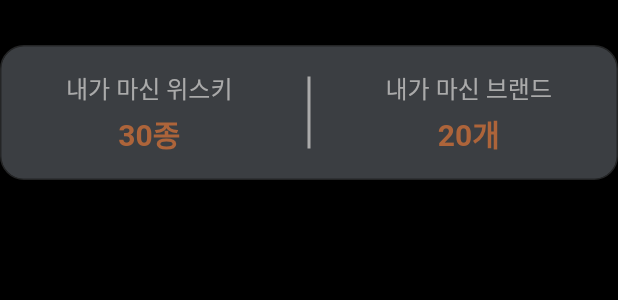
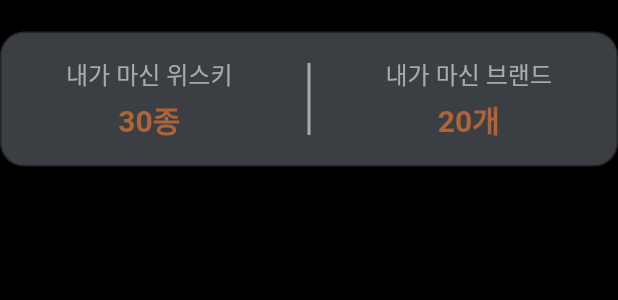
Before and after one commit to earning-rightly/whilabel, a Flutter app: the ShortWhiskeyCounter widget shown alone on an empty page, opened directly, on a phone screen of 412 x 824 dp. Shown: the top 300 px of the screen. Run offline on Flutter 3.47's test engine with Material 2 defaults, Android fonts, the phone set to English and light mode, and no system bars; our stand-ins replace cloud_firestore, dartx, firebase_auth, firebase_core, flutter_dotenv, flutter_rating_bar and 7 more; missing offline and left inert: cloud_firestore_odm, kakao_flutter_sdk_user; accounts and stored records are empty; generated files the repository leaves out were written again; network calls fail; Roboto replaces fonts that are missing (Pretendard).

Commit message:
[feature] Change pading value

```diff
--- a/apps/mobiles/whilabel/lib/screens/my_page/widgets/list_button.dart
+++ b/apps/mobiles/whilabel/lib/screens/my_page/widgets/list_button.dart
@@ -8,7 +8,7 @@ class ListTitleIconButton extends StatelessWidget {
   const ListTitleIconButton({
     super.key,
     this.onPressedButton,
-    this.spacing = 12,
+    this.spacing = 8,
     required this.svgPath,
     required this.titleText,
   });
@@ -21,7 +21,7 @@ class ListTitleIconButton extends StatelessWidget {
   Widget build(BuildContext context) {
     return GestureDetector(
       child: Padding(
-        padding: EdgeInsets.symmetric(vertical: WhilabelSpacing.spac12),
+        padding: EdgeInsets.symmetric(vertical: WhilabelSpacing.spac16),
         child: Row(
           mainAxisAlignment: MainAxisAlignment.start,
           children: [
--- a/apps/mobiles/whilabel/lib/screens/my_page/widgets/short_whiskey_contuer.dart
+++ b/apps/mobiles/whilabel/lib/screens/my_page/widgets/short_whiskey_contuer.dart
@@ -11,7 +11,7 @@ class ShortWhiskeyCounter extends StatelessWidget {
   @override
   Widget build(BuildContext context) {
     return Container(
-      margin: EdgeInsets.symmetric(vertical: 30),
+      margin: EdgeInsets.only(top: 21, bottom: 16),
       width: MediaQuery.of(context).size.width,
       height: 90,
       decoration: BoxDecoration(
```
